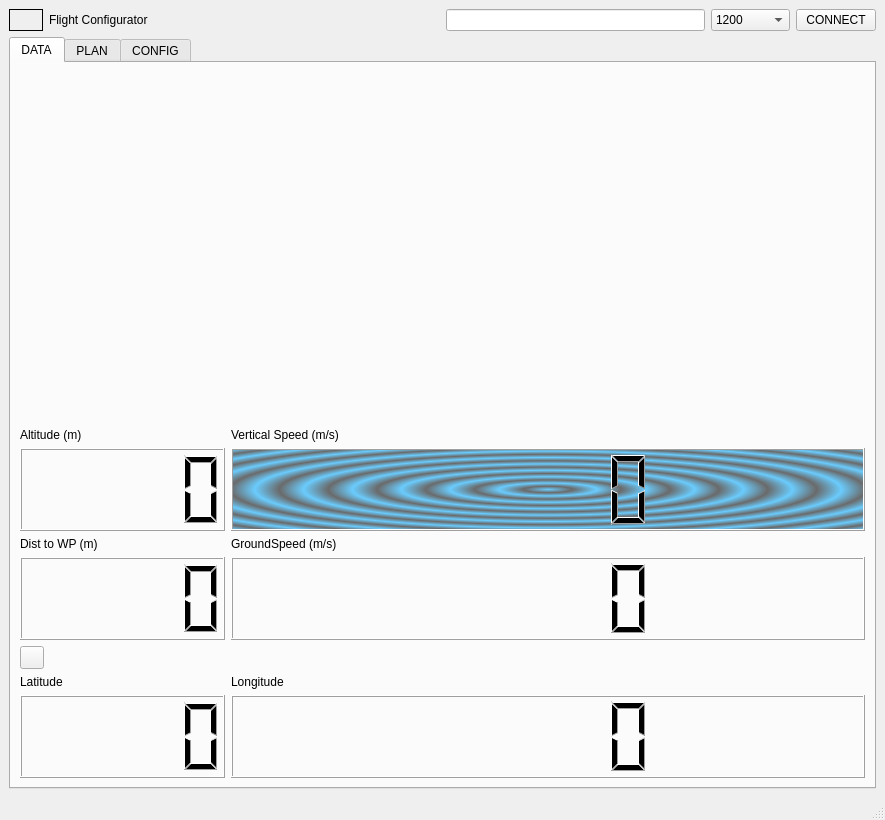
Qt form FlightConfigurator_v1/src/mainwindow.ui (CrucianFrik/FlightConfigurator) before a commit.
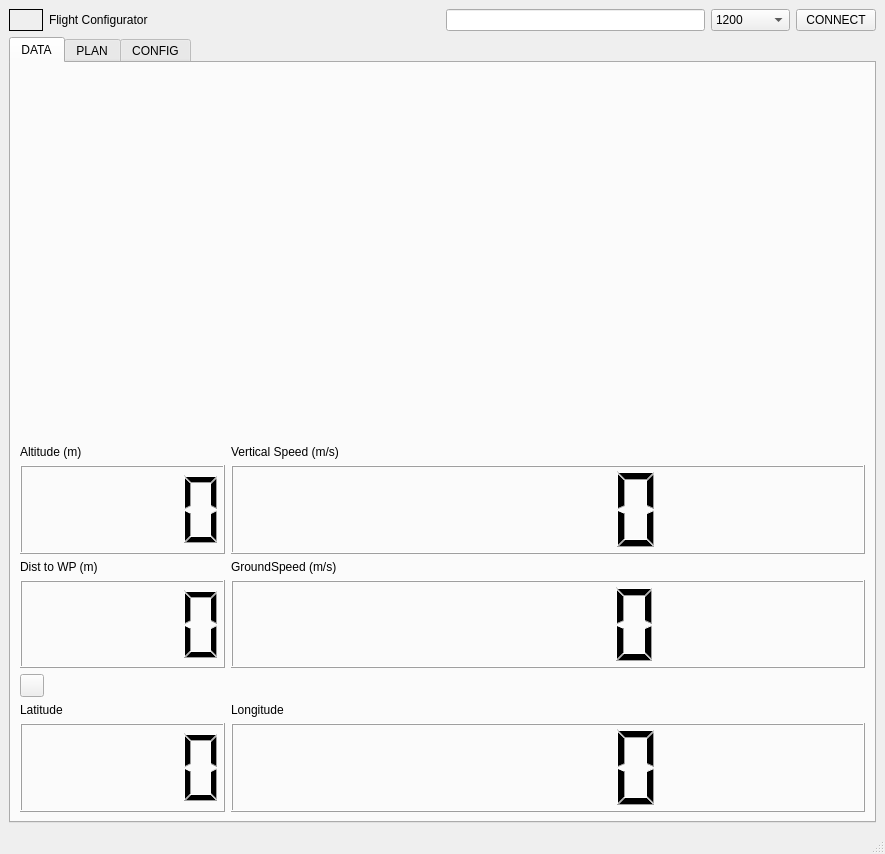
The same form after that commit. The open tabs and pages were chosen to show the change. Icons and pictures are not drawn. Custom widgets are drawn as their Qt base class.

Commit message: Deleted gradient

The edit to the form file:
```diff
--- a/FlightConfigurator_v1/src/mainwindow.ui
+++ b/FlightConfigurator_v1/src/mainwindow.ui
@@ -7,7 +7,7 @@
     <x>0</x>
     <y>0</y>
     <width>885</width>
-    <height>763</height>
+    <height>854</height>
    </rect>
   </property>
   <property name="sizePolicy">
@@ -250,7 +250,7 @@
                </size>
               </property>
               <property name="styleSheet">
-               <string notr="true">background-color: qradialgradient(spread:repeat, cx:0.5, cy:0.5, radius:0.077, fx:0.5, fy:0.5, stop:0 rgba(0, 169, 255, 147), stop:0.497326 rgba(0, 0, 0, 147), stop:1 rgba(0, 169, 255, 147));</string>
+               <string notr="true"/>
               </property>
              </widget>
             </item>
```
Left out of the diff: 2 changed lines with no effect on the pictures.
